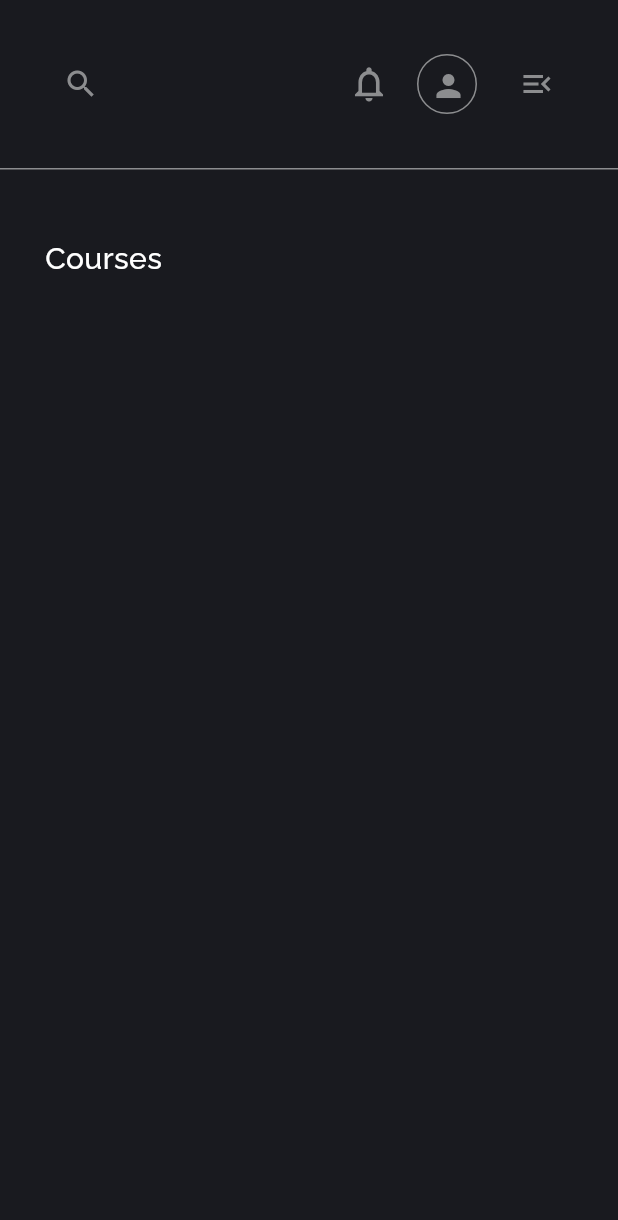
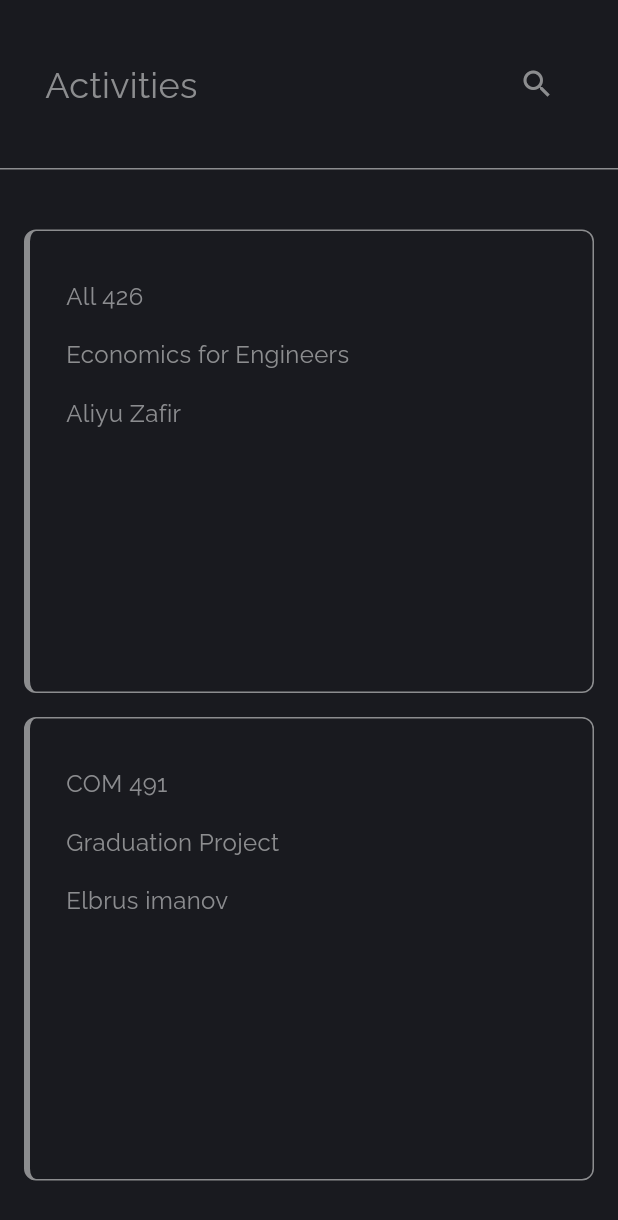
Before and after one commit to mohdabdurehman/Inlithan-Lab, a Flutter app: the screen it shows after launch, on a phone screen of 412 x 824 dp. Shown: the top 1220 px of the screen. Run offline on Flutter 3.47's test engine with Material 3 defaults, Android fonts, the phone set to English and light mode, and no system bars; our stand-ins replace google_fonts.

Commit message:
added the courses page and now started working on the activity page

```diff
--- a/lib/components/bottomNavbar.dart
+++ b/lib/components/bottomNavbar.dart
@@ -1,4 +1,5 @@
 import 'package:flutter/material.dart';
+import 'package:mobile_version/pages/courses_page.dart';
 import 'package:mobile_version/pages/explore_page.dart';
 import 'package:mobile_version/pages/profile_screen.dart';
 
@@ -14,7 +15,7 @@ class _BottomnavbarState extends State<Bottomnavbar> {
 
   final List<Widget> _pages = [
     const Center(child: Text('Home', style: TextStyle(color: Colors.white))),
-    const Center(child: Text('Courses', style: TextStyle(color: Colors.white))),
+    const CoursesPage(),
     const ExplorePage(),
     const ProfileScreen(),
   ];
--- a/lib/main.dart
+++ b/lib/main.dart
@@ -1,6 +1,7 @@
 import 'package:flutter/material.dart';
 import 'package:mobile_version/authintication/signup_Page.dart';
 import 'package:mobile_version/components/bottomNavbar.dart';
+import 'package:mobile_version/pages/activities_page.dart';
 import 'package:mobile_version/pages/courses_page.dart';
 import 'package:mobile_version/pages/explore_page.dart';
 import 'package:mobile_version/pages/profile_screen.dart';
@@ -16,13 +17,14 @@ class MyApp extends StatelessWidget {
   Widget build(BuildContext context) {
     return MaterialApp(
       debugShowCheckedModeBanner: false,
-      home: CoursesPage(),
+      home: ActivitiesPage(),
       routes: {
         'signup': (context) => const SignupPage(),
         'bottomnavbar': (context) => const Bottomnavbar(),
         'profilescreen': (context) => const ProfileScreen(),
         'explorepage': (context) => const ExplorePage(),
         'coursespage': (context) => const CoursesPage(),
+        'activitiespage': (context) => const ActivitiesPage(),
       },
     );
   }
--- /dev/null
+++ b/lib/pages/activities_page.dart
@@ -0,0 +1,149 @@
+import 'package:flutter/material.dart';
+import 'package:google_fonts/google_fonts.dart';
+
+class ActivitiesPage extends StatelessWidget {
+  const ActivitiesPage({super.key});
+
+  @override
+  Widget build(BuildContext context) {
+    final List<Map<String, String>> courses = [
+      {
+        'code': 'All 426',
+        'title': 'Economics for Engineers',
+        'instructor': 'Aliyu Zafir',
+      },
+      {
+        'code': 'COM 491',
+        'title': 'Graduation Project',
+        'instructor': 'Elbrus imanov',
+      },
+    ];
+    return Scaffold(
+        backgroundColor: const Color(0xff191A1F),
+        body: SafeArea(
+            child:
+                Column(crossAxisAlignment: CrossAxisAlignment.start, children: [
+          // APP BAR
+          Padding(
+              padding: const EdgeInsets.symmetric(horizontal: 30, vertical: 32),
+              child: Row(
+                  mainAxisAlignment: MainAxisAlignment.spaceBetween,
+                  children: [
+                    Text(
+                      'Activities',
+                      style: GoogleFonts.raleway(
+                        color: Color(0xff8C8D8F),
+                        fontSize: 24,
+                        fontWeight: FontWeight.w400,
+                      ),
+                    ),
+                    IconButton(
+                      icon: const Icon(Icons.search,
+                          color: Color(0xff8C8D8F), size: 24),
+                      onPressed: () {},
+                    ),
+                  ])),
+
+          // Divider under appbar
+          Divider(color: Color(0xff8C8D8F), height: 1),
+
+          SizedBox(height: 32),
+
+          // ACTIVITIES CARDS
+          Expanded(
+            child: ListView.separated(
+              padding: const EdgeInsets.symmetric(horizontal: 16, vertical: 8),
+              itemCount: courses.length,
+              separatorBuilder: (__, _) => const SizedBox(height: 16),
+              itemBuilder: (context, index) {
+                return _CourseCard(
+                  code: courses[index]['code']!,
+                  title: courses[index]['title']!,
+                  instructor: courses[index]['instructor']!,
+                );
+              },
+            ),
+          ),
+        ])));
+  }
+}
+
+class _CourseCard extends StatelessWidget {
+  final String code;
+  final String title;
+  final String instructor;
+
+  const _CourseCard({
+    required this.code,
+    required this.title,
+    required this.instructor,
+  });
+
+  @override
+  Widget build(BuildContext context) {
+    return Container(
+      width: 368,
+      height: 309,
+      padding: const EdgeInsets.symmetric(horizontal: 24, vertical: 32),
+      decoration: BoxDecoration(
+          color: const Color(0xff191A1F),
+          borderRadius: BorderRadius.circular(8),
+          border: Border(
+            bottom: BorderSide(
+              color: Color(0xff8C8D8F),
+              width: 1,
+            ),
+            top: BorderSide(
+              color: Color(0xff8C8D8F),
+              width: 1,
+            ),
+            left: BorderSide(
+              color: Color(0xff8C8D8F),
+              width: 4,
+            ),
+            right: BorderSide(
+              color: Color(0xff8C8D8F),
+              width: 1,
+            ),
+          )),
+      child: Column(
+        crossAxisAlignment: CrossAxisAlignment.start,
+        children: [
+          // Course code
+          Text(
+            code,
+            style: GoogleFonts.raleway(
+              color: Color(0xff8B8C8F),
+              fontSize: 16,
+              fontWeight: FontWeight.w400,
+            ),
+          ),
+
+          SizedBox(height: 16),
+
+          // Course title
+          Text(
+            title,
+            style: GoogleFonts.raleway(
+              color: Color(0xff8C8D8F),
+              fontSize: 16,
+              fontWeight: FontWeight.w400,
+            ),
+          ),
+
+          SizedBox(height: 16),
+
+            // Instructor name
+            Text(
+              instructor,
+              style: GoogleFonts.raleway(
+                color: Color(0xff8B8C8F),
+                fontSize: 16,
+                fontWeight: FontWeight.w400,
+              ),
+            ),
+          ],
+        ),
+      );
+    }
+  }
--- a/lib/pages/courses_page.dart
+++ b/lib/pages/courses_page.dart
@@ -6,6 +6,28 @@ class CoursesPage extends StatelessWidget {
 
   @override
   Widget build(BuildContext context) {
+    final List<Map<String, String>> courses = [
+      {
+        'img': 'assets/coursesIcon.png',
+        'courseName': 'Economics for Engineers',
+        'code': 'All 426',
+      },
+      {
+        'img': 'assets/coursesIcon.png',
+        'courseName': 'Graduation Project',
+        'code': 'COM 491',
+      },
+      {
+        'img': 'assets/coursesIcon.png',
+        'courseName': 'Mobile Computing',
+        'code': 'All 417',
+      },
+      {
+        'img': 'assets/coursesIcon.png',
+        'courseName': 'Computing',
+        'code': 'All 407',
+      },
+    ];
     return Scaffold(
       backgroundColor: const Color(0xff191A1F),
       body: SafeArea(
@@ -18,40 +40,40 @@ class CoursesPage extends StatelessWidget {
               child: Row(
                 mainAxisAlignment: MainAxisAlignment.spaceBetween,
                 children: [
+                  Text(
+                    'Courses',
+                    style: GoogleFonts.raleway(
+                      color: Color(0xff8C8D8F),
+                      fontSize: 24,
+                      fontWeight: FontWeight.w400,
+                    ),
+                  ),
+                  Row(
+                    children: [
                       IconButton(
                         icon: const Icon(Icons.search,
                             color: Color(0xff8C8D8F), size: 24),
                         onPressed: () {},
                       ),
-                  Row(
-                    children: [
+                      Stack(children: [
                         IconButton(
                           icon: const Icon(Icons.notifications_none,
                               color: Color(0xff8C8D8F), size: 28),
                           onPressed: () {},
                         ),
-                      const SizedBox(width: 8),
-                      Container(
-                        width: 40,
-                        height: 40,
-                        decoration: BoxDecoration(
-                          borderRadius: BorderRadius.circular(360),
-                          border: Border.all(
-                              color: const Color(0xff8C8D8F), width: 1),
-                        ), // Border width
-
-                        child: IconButton(
-                          icon: const Icon(Icons.person,
-                              color: Color(0xff8C8D8F), size: 24),
-                          onPressed: () {},
+                        Positioned(
+                          top: 8,
+                          right: 8,
+                          child: Container(
+                            width: 8,
+                            height: 8,
+                            decoration: const BoxDecoration(
+                              color: Color(0xff00B764),
+                              shape: BoxShape.circle,
                             ),
                           ),
-                      const SizedBox(width: 16),
-                      IconButton(
-                        icon: const Icon(Icons.menu_open,
-                            color: Color(0xff8C8D8F), size: 24),
-                        onPressed: () {},
                         ),
+                      ]),
                     ],
                   ),
                 ],
@@ -60,22 +82,106 @@ class CoursesPage extends StatelessWidget {
 
             //  Divider under appbar
             Divider(color: Color(0xff8C8D8F), height: 1),
-            SizedBox(height: 45),
+
+            SizedBox(height: 32),
+
             //  COURSE CARDS
-            Padding(
-              padding: const EdgeInsets.only(left: 30, right: 16.0),
-              child: Text(
-                'Courses',
-                style: GoogleFonts.raleway(
-                  color: Color(0xffffffff),
-                  fontSize: 20,
-                  fontWeight: FontWeight.w500,
+            Expanded(
+                child: Padding(
+              padding: const EdgeInsets.symmetric(horizontal: 22),
+              child: GridView.builder(
+                itemCount: courses.length,
+                gridDelegate: const SliverGridDelegateWithFixedCrossAxisCount(
+                    crossAxisCount: 2, // 2 columns
+                    crossAxisSpacing: 24,
+                    mainAxisSpacing: 32,
+                    childAspectRatio: 1.0),
+                itemBuilder: (context, index) {
+                  return _CourseCard(
+                    imgIcon: Image.asset(courses[index]['img']!),
+                    courseName: courses[index]['courseName']!,
+                    code: courses[index]['code']!,
+                  );
+                },
+              ),
+            )),
+            SizedBox(height: 256),
+          ],
         ),
       ),
+
+      // floating action btn
+      floatingActionButton: Container(
+        width: 48,
+        height: 48,
+        decoration: BoxDecoration(
+          shape: BoxShape.circle,
+          color: Color(0xff152826),
         ),
-          ],
+        child: IconButton(
+          icon: const Icon(Icons.error_outline_outlined,
+              color: Color(0xff00B764), size: 24),
+          onPressed: () {},
         ),
       ),
     );
   }
 }
+
+//  COURSE CARD WIDGET
+class _CourseCard extends StatelessWidget {
+  final Image imgIcon;
+  final String courseName;
+  final String code;
+
+  const _CourseCard({
+    required this.imgIcon,
+    required this.courseName,
+    required this.code,
+  });
+
+  @override
+  Widget build(BuildContext context) {
+    return Container(
+      padding: EdgeInsets.symmetric(
+        vertical: 22,
+        horizontal: 24,
+      ),
+      decoration: BoxDecoration(
+        borderRadius: BorderRadius.circular(8),
+        border: Border.all(color: Color(0xff303530), width: 1),
+      ),
+      child: Column(
+        crossAxisAlignment: CrossAxisAlignment.start,
+        children: [
+          //course img
+          imgIcon,
+
+          Spacer(),
+
+          //course name
+          Text(
+            courseName,
+            style: GoogleFonts.raleway(
+              color: Color(0xfffeffff),
+              fontSize: 14,
+              fontWeight: FontWeight.w500,
+            ),
+          ),
+
+          SizedBox(height: 16),
+
+          //course code
+          Text(
+            code,
+            style: GoogleFonts.raleway(
+              color: Color(0xfffeffff),
+              fontSize: 14,
+              fontWeight: FontWeight.w400,
+            ),
+          )
+        ],
+      ),
+    );
+  }
+}
--- a/pubspec.yaml
+++ b/pubspec.yaml
@@ -70,6 +70,7 @@ flutter:
     - assets\stdLogo.png
     - assets\securityLogo.png
     - assets\logoutLogo.png
+    - assets\coursesIcon.png
   #   - images/a_dot_burr.jpeg
   #   - images/a_dot_ham.jpeg
 
```
Also changed, not shown: assets/coursesIcon.png (added). Lines whose indentation alone changed are shown as unchanged.
